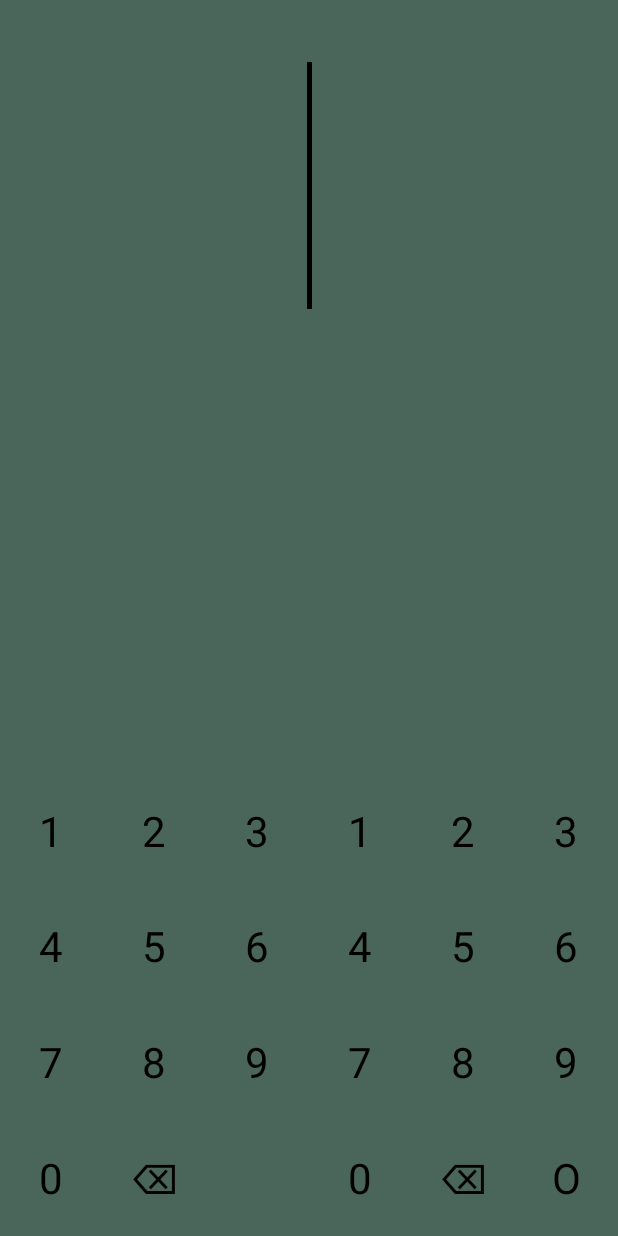
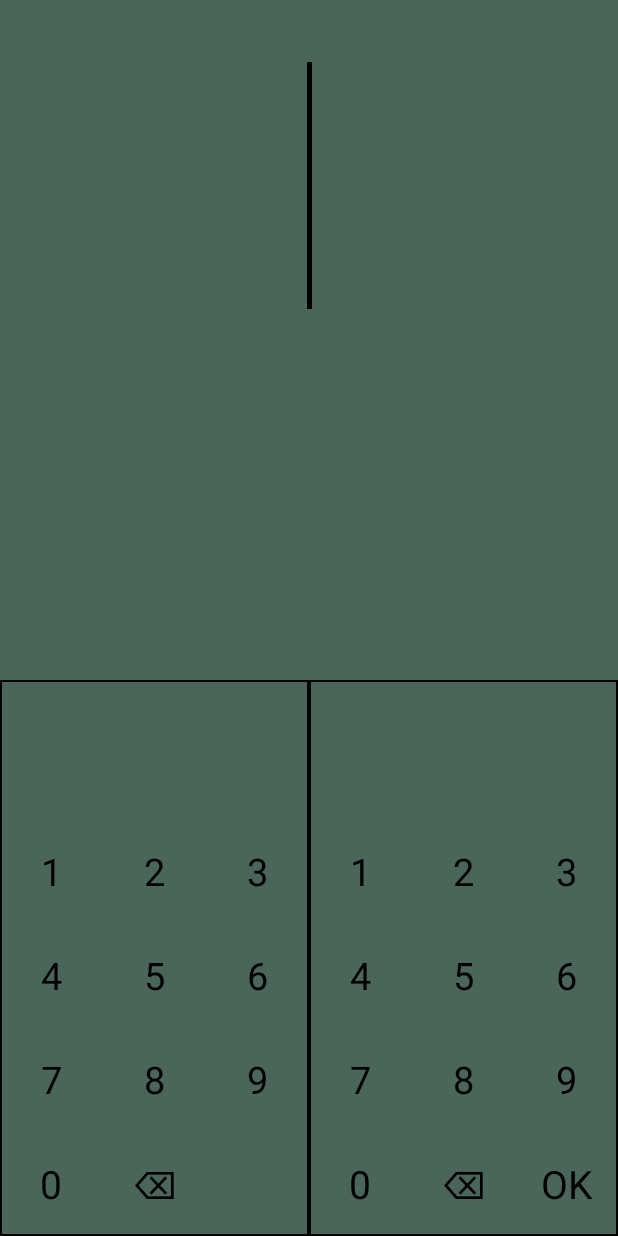
Before and after one commit to ysrLand/clock, an Android app: the screen it shows after launch (MainActivity), on a phone screen of 412 x 824 dp. Run offline under Robolectric (Android 15) with nearby library versions, the phone set to English and light mode, and no system bars.

Commit message:
Apply some style improvement

```diff
--- a/app/src/main/java/com/ysr/learn/clock/KeypadInputView.kt
+++ b/app/src/main/java/com/ysr/learn/clock/KeypadInputView.kt
@@ -31,13 +31,15 @@ class KeypadInputView : ConstraintLayout {
         for (index in contents.indices) {
             keysView.addView(
                 View.inflate(context, R.layout.layout_key, null).apply {
-                    keyRootLayout.keyTextView.text = contents[index]
-                    keyRootLayout.keyTextView.setOnClickListener(listener)
-                    val params = GridLayout.LayoutParams(
-                        GridLayout.spec(index / columnCount, 1, 1f),
-                        GridLayout.spec(index % columnCount, 1, 1f)
-                    )
-                    keyRootLayout.layoutParams = params
+                    keyRootLayout.let {
+                        keyTextView.text = contents[index]
+                        keyTextView.setOnClickListener(listener)
+                        val params = GridLayout.LayoutParams(
+                            GridLayout.spec(index / columnCount, 1, 1f),
+                            GridLayout.spec(index % columnCount, 1, 1f)
+                        )
+                        layoutParams = params
+                    }
                 }
             )
         }
--- a/app/src/main/java/com/ysr/learn/clock/MainActivity.kt
+++ b/app/src/main/java/com/ysr/learn/clock/MainActivity.kt
@@ -126,6 +126,6 @@ class MainActivity : AppCompatActivity() {
     private fun match(): Boolean {
         val inputHour = hourKeypadView.inputText.toIntOrNull() ?: -1
         val inputMinute = minuteKeypadView.inputText.toIntOrNull() ?: -1
-        return hour == inputHour && minute == inputMinute
+        return (hour == inputHour) && (minute == inputMinute)
     }
 }
--- /dev/null
+++ b/app/src/main/res/drawable/bg_square.xml
@@ -0,0 +1,6 @@
+<?xml version="1.0" encoding="utf-8"?>
+<shape xmlns:android="http://schemas.android.com/apk/res/android">
+    <stroke
+        android:width="1dp"
+        android:color="@android:color/black" />
+</shape>
--- a/app/src/main/res/layout/activity_main.xml
+++ b/app/src/main/res/layout/activity_main.xml
@@ -38,7 +38,7 @@
             android:background="@android:color/black"
             app:layout_constraintBottom_toBottomOf="@id/inner_guideline"
             app:layout_constraintEnd_toEndOf="parent"
-            app:layout_constraintHeight_percent="0.3"
+            app:layout_constraintHeight_percent="0.25"
             app:layout_constraintStart_toStartOf="parent"
             app:layout_constraintTop_toTopOf="parent"
             app:layout_constraintVertical_bias="1" />
@@ -62,10 +62,12 @@
         android:layout_width="0dp"
         android:layout_height="0dp"
         app:layout_constraintBottom_toBottomOf="parent"
+        app:layout_constraintHeight_percent="0.45"
         app:layout_constraintHorizontal_bias="0"
         app:layout_constraintLeft_toLeftOf="parent"
         app:layout_constraintRight_toRightOf="parent"
         app:layout_constraintTop_toTopOf="@id/guideline_horizontal"
+        app:layout_constraintVertical_bias="1"
         app:layout_constraintWidth_percent="0.5" />
 
     <com.ysr.learn.clock.KeypadInputView
@@ -73,9 +75,11 @@
         android:layout_width="0dp"
         android:layout_height="0dp"
         app:layout_constraintBottom_toBottomOf="parent"
+        app:layout_constraintHeight_percent="0.45"
         app:layout_constraintHorizontal_bias="1"
         app:layout_constraintLeft_toLeftOf="parent"
         app:layout_constraintRight_toRightOf="parent"
         app:layout_constraintTop_toTopOf="@id/guideline_horizontal"
+        app:layout_constraintVertical_bias="1"
         app:layout_constraintWidth_percent="0.5" />
 </androidx.constraintlayout.widget.ConstraintLayout>
--- a/app/src/main/res/layout/layout_key.xml
+++ b/app/src/main/res/layout/layout_key.xml
@@ -38,6 +38,7 @@
         android:id="@+id/keyTextView"
         android:layout_width="0dp"
         android:layout_height="0dp"
+        android:autoSizeTextType="uniform"
         android:background="?attr/selectableItemBackgroundBorderless"
         android:gravity="center"
         android:textAppearance="@style/DefaultTextAppearance"
--- a/app/src/main/res/layout/layout_keypad.xml
+++ b/app/src/main/res/layout/layout_keypad.xml
@@ -3,7 +3,8 @@
     xmlns:app="http://schemas.android.com/apk/res-auto"
     xmlns:tools="http://schemas.android.com/tools"
     android:layout_width="match_parent"
-    android:layout_height="match_parent">
+    android:layout_height="match_parent"
+    android:background="@drawable/bg_square">
 
     <androidx.constraintlayout.widget.Guideline
         android:id="@+id/guideline_horizontal"
@@ -14,10 +15,14 @@
 
     <TextView
         android:id="@+id/inputTextView"
-        android:layout_width="wrap_content"
-        android:layout_height="wrap_content"
+        android:layout_width="0dp"
+        android:layout_height="0dp"
+        android:autoSizeTextType="uniform"
+        android:gravity="center"
+        android:maxLength="2"
         android:textAppearance="@style/DefaultTextAppearance"
         app:layout_constraintBottom_toBottomOf="@id/guideline_horizontal"
+        app:layout_constraintHeight_percent="0.1"
         app:layout_constraintLeft_toLeftOf="parent"
         app:layout_constraintRight_toRightOf="parent"
         app:layout_constraintTop_toTopOf="parent"
--- a/app/src/main/res/values/styles.xml
+++ b/app/src/main/res/values/styles.xml
@@ -9,7 +9,6 @@
     </style>
 
     <style name="DefaultTextAppearance">
-        <item name="android:textSize">28sp</item>
         <item name="android:textColor">@android:color/black</item>
     </style>
 
```
